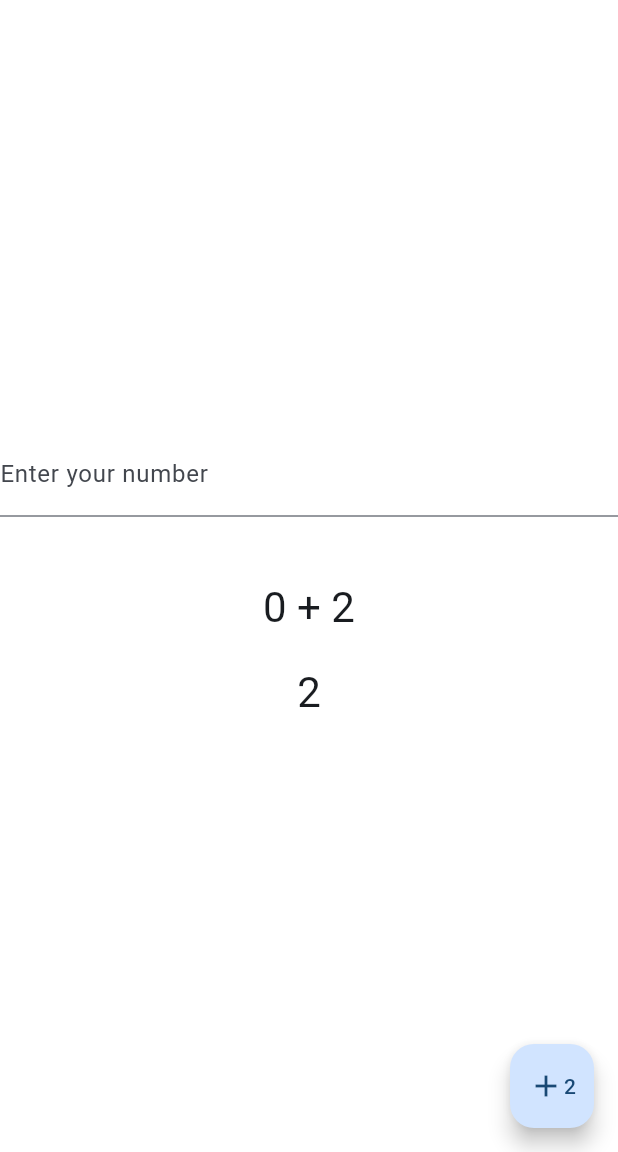
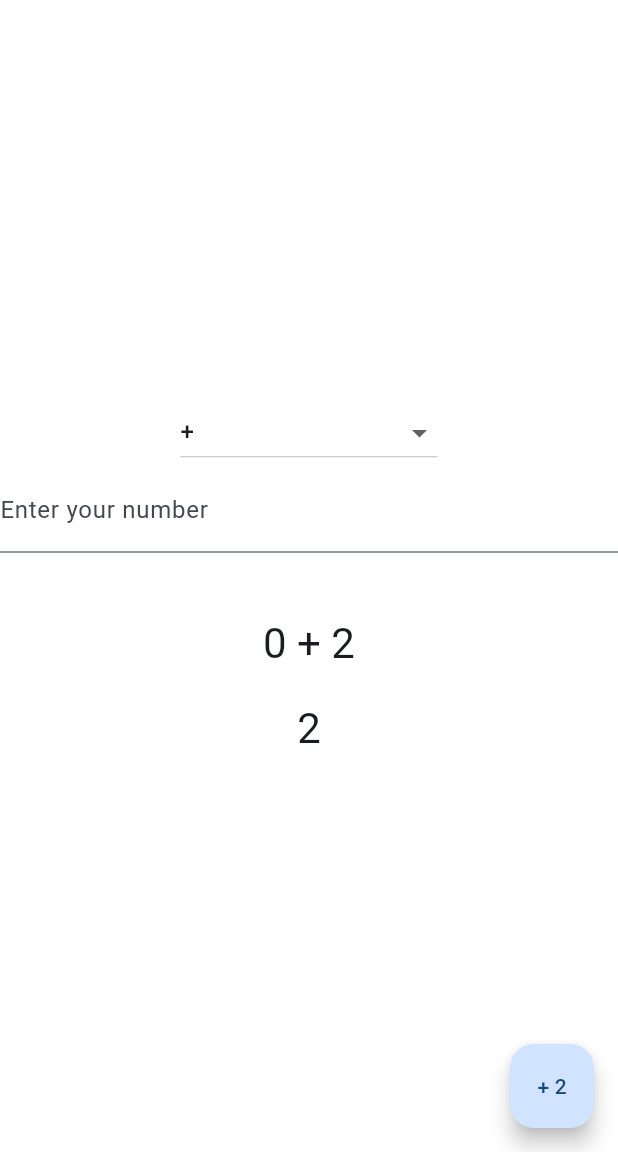
Before and after one commit to vkrpk/calculator-dart, a Flutter app: the screen it shows after launch, on a phone screen of 412 x 824 dp, the part 84-1236 px from its top. Run offline on Flutter 3.47's test engine with Material 3 defaults, Android fonts, the phone set to English and light mode, and no system bars.

Commit message:
Initial setup of Flutter calculator app, updated AppBar, increment functionality, refactored code structure, customized theme and button, added dynamic display and conditional text, and implemented increment customization form with validation.

```diff
--- a/lib/calculator.dart
+++ b/lib/calculator.dart
@@ -1,16 +1,9 @@
 import 'package:flutter/material.dart';
+
+const List<String> operatorList = <String>['+', '-', '%'];
 
 class Calculator extends StatefulWidget {
   const Calculator({super.key, required this.title});
-
-  // This widget is the home page of your application. It is stateful, meaning
-  // that it has a State object (defined below) that contains fields that affect
-  // how it looks.
-
-  // This class is the configuration for the state. It holds the values (in this
-  // case the title) provided by the parent (in this case the App widget) and
-  // used by the build method of the State. Fields in a Widget subclass are
-  // always marked "final".
 
   final String title;
 
@@ -22,12 +15,28 @@ class _CalculatorState extends State<Calculator> {
   int _counter = 0;
   int _increment = 2;
   int _numberOnClicks = 0;
+  String _dropdownValue = operatorList.first;
 
-  void _incrementCounter() {
-    setState(() {
-      _counter+=_increment;
-      _numberOnClicks++;
-    });
+  int calcul() {
+    if(_increment == 0) {
+      return _counter;
+    }
+    if(_dropdownValue == '+') {
+      return _counter+_increment;
+    } else if (_dropdownValue == '-') {
+      return _counter-_increment;
+    } else {
+      return _counter ~/ _increment;
+    }
+  }
+
+  void _incrementCounter(isTrue) {
+    if (isTrue) {
+      setState(() {
+        _counter=calcul();
+        _numberOnClicks++;
+      });
+    }
   }
 
    void setIncrement(value) async {
@@ -38,13 +47,6 @@ class _CalculatorState extends State<Calculator> {
 
   @override
   Widget build(BuildContext context) {
-    // This method is rerun every time setState is called, for instance as done
-    // by the _incrementCounter method above.
-    //
-    // The Flutter framework has been optimized to make rerunning build methods
-    // fast, so that you can just rebuild anything that needs updating rather
-    // than having to individually change instances of widgets.
-    final int total = _counter + _increment;
     String newString = 'Vous avez cliqué $_numberOnClicks fois';
 
     Widget w() {
@@ -61,9 +63,6 @@ class _CalculatorState extends State<Calculator> {
     return Scaffold(
       backgroundColor: Colors.white,
       appBar: AppBar(
-        // TRY THIS: Try changing the color here to a specific color (to
-        // Colors.amber, perhaps?) and trigger a hot reload to see the AppBar
-        // change color while the other colors stay the same.
         backgroundColor: Theme.of(context).colorScheme.inversePrimary,
         // Here we take the value from the MyHomePage object that was created by
         // the App.build method, and use it to set our appbar title.
@@ -75,6 +74,28 @@ class _CalculatorState extends State<Calculator> {
         child: Column(
           mainAxisAlignment: MainAxisAlignment.center,
           children: <Widget>[
+            DropdownButton<String>(
+              value: _dropdownValue,
+              // initialSelection: operatorList.first,
+              items: operatorList.map<DropdownMenuItem<String>>((String value) {
+                return DropdownMenuItem<String>(
+                  value: value,
+                  child: Text(value),
+                );
+              }).toList(),
+              onChanged: (String? newValue) {
+                setState(() {
+                  _dropdownValue = newValue!;
+                });
+              },
+              hint: const Text(
+                "Choose a Car Model",
+                style: TextStyle(
+                    color: Colors.black,
+                    fontSize: 16,
+                    fontWeight: FontWeight.w600),
+              ),
+            ),
             TextFormField(
               decoration: const InputDecoration(labelText: "Enter your number"),
               keyboardType: TextInputType.number,
@@ -85,10 +106,13 @@ class _CalculatorState extends State<Calculator> {
                     builder: (BuildContext context) {
                       return const AlertDialog(
                         title: Text('Nope'),
-                        content: Text('Vous ne pouvez pas incrémenter par zéro'),
+                        content: Text('Vous ne pouvez pas calculer par zéro'),
                       );
                     },
                   );
+                } else if (value == '' || value == null) {
+                    setIncrement('0');
+                  return;
                 } else {
                   setIncrement(value);
                 }
@@ -99,26 +123,28 @@ class _CalculatorState extends State<Calculator> {
               '',
             ),
             Text(
-              '$_counter + $_increment',
+              '$_counter $_dropdownValue $_increment',
               style: Theme.of(context).textTheme.headlineMedium,
             ),
             const Text(
               '',
             ),
             Text(
-              '$total',
+              '${calcul()}',
               style: Theme.of(context).textTheme.headlineMedium,
             ),
           ],
         ),
       ),
       floatingActionButton: FloatingActionButton(
-            onPressed: _incrementCounter,
+            onPressed: () => _incrementCounter(true),
             tooltip: 'Increment',
-            // isExtended: true,
             child: Row(
               mainAxisSize: MainAxisSize.min,
-              children: <Widget>[const Icon(Icons.add), Text('$_increment')]
+              children: <Widget>[
+                // const Icon(Icons.add),
+                Text('$_dropdownValue $_increment')
+              ]
             )
           ),
     );
--- a/lib/main.dart
+++ b/lib/main.dart
@@ -1,5 +1,4 @@
 import 'package:flutter/material.dart';
-
 import 'Calculator.dart';
 
 void main() {
```
Also changed, not shown: 1 other file.
